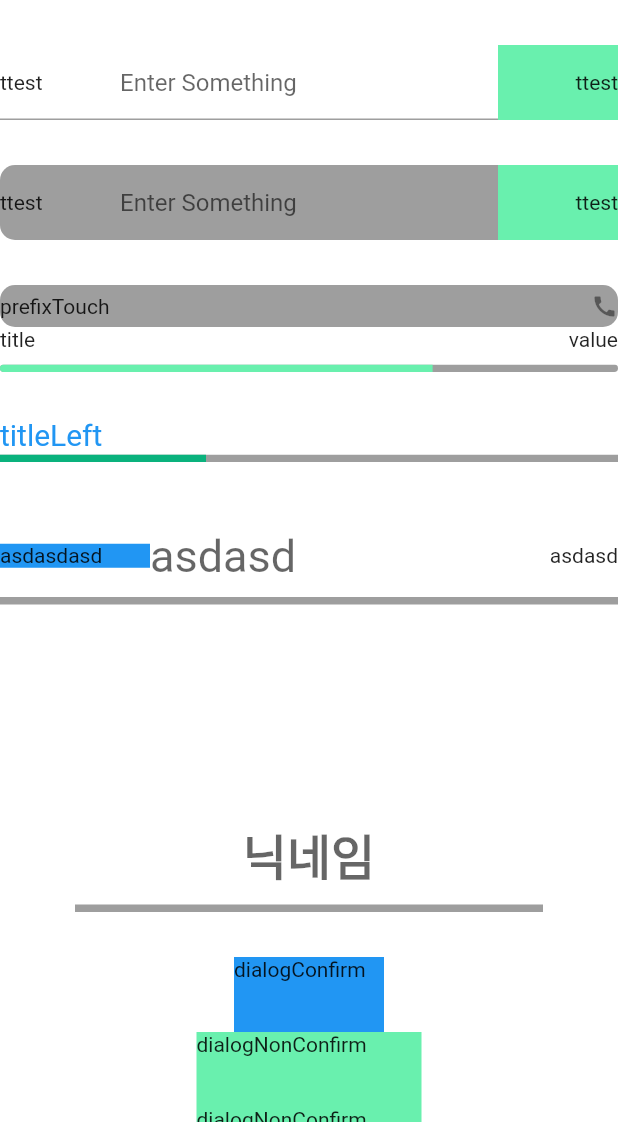
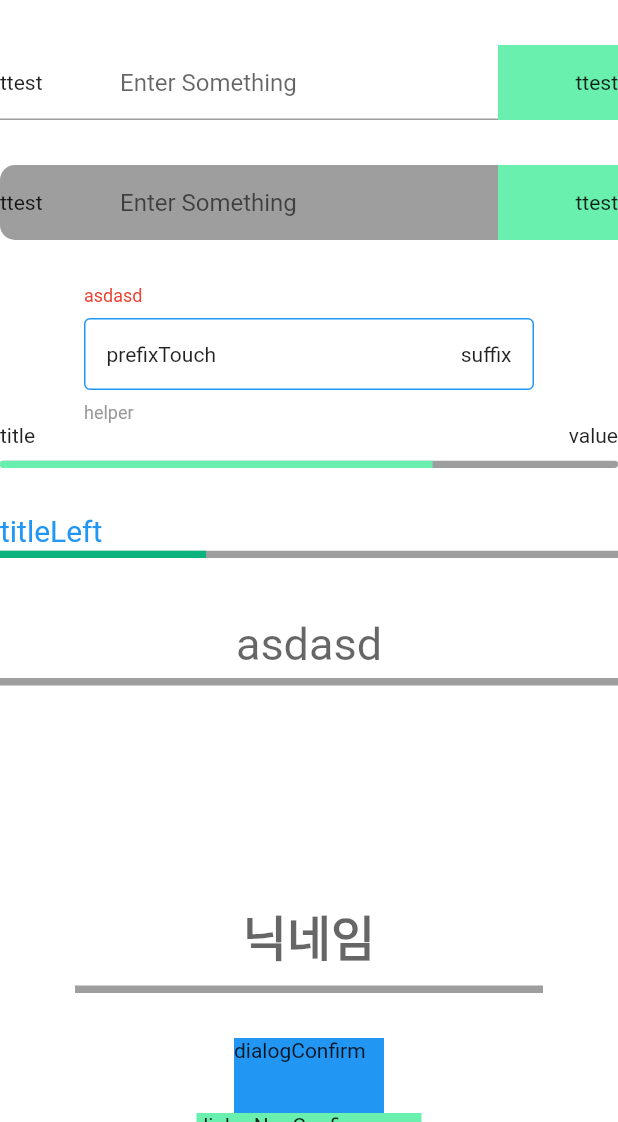
Before and after one commit to MineokSung/Early-Care, a Flutter app: the screen it shows after launch, on a phone screen of 412 x 824 dp, the part 114-1236 px from its top. Run offline on Flutter 3.47's test engine with Material 2 defaults, Android fonts, the phone set to English and light mode, and no system bars; our stand-ins replace flutter_svg.

Commit message:
early care textformfield line component 그리고 early care textformfield box component 수정
   * early care textformfield line component 수정
     - early care textformfield line component prefix, suffix 사용 시 contentpadding horizontal 안되는 버그 수정
     - label, helper text 추가
   * early care textformfield box component prefix, suffix 사용 시 contentpadding horizontal 안되는 버그 수정
   * color info red 추가

```diff
--- a/lib/component/color_info.dart
+++ b/lib/component/color_info.dart
@@ -5,4 +5,5 @@ class ColorInfo {
   static const Color white = Color.fromRGBO(255, 255, 255, 1);
   static const Color calendarDayColor = Color.fromRGBO(8, 139, 97, 1);
   static const Color silver = Color.fromRGBO(153, 153, 153, 1);
+  static const Color red = Color.fromRGBO(235, 67, 53, 1);
 }
--- a/lib/component/early_care_textfield_box.dart
+++ b/lib/component/early_care_textfield_box.dart
@@ -5,23 +5,24 @@ class EarlyCareTextFieldBox extends StatelessWidget {
   final EdgeInsets? padding;
   final String? hint;
   final String? label;
+  final String? helperText;
   final Widget? prefix;
   final Widget? suffix;
   final double? width;
   final double? height;
   final double? fontSize;
   final double? labelSize;
-  final double? prefixWidth;
-  final double? prefixHeight;
-  final double? suffixWidth;
-  final double? suffixHeight;
+  final double? helperTextSize;
   final double? boxBorderRadius;
   final bool? isSecret;
-  final bool? isUnderline;
+  final bool? isBoxBorderLine;
   final Color? textColor;
   final Color? hintColor;
   final Color? labelColor;
   final Color? boxColor;
+  final Color? enableBorderColor;
+  final Color? focusBorderColor;
+  final Color? helperTextColor;
   final Function()? prefixOnTap;
   final Function()? suffixOnTap;
   final TextEditingController? controller;
@@ -37,26 +38,27 @@ class EarlyCareTextFieldBox extends StatelessWidget {
     super.key,
     this.hint,
     this.label,
+    this.helperText,
     this.prefix,
     this.suffix,
     this.width,
     this.height,
     this.fontWeight,
     this.labelSize,
+    this.helperTextSize,
     this.padding,
     this.fontSize = 10,
-    this.prefixWidth,
-    this.prefixHeight,
-    this.suffixWidth,
-    this.suffixHeight,
     this.controller,
     this.boxBorderRadius,
     this.isSecret,
-    this.isUnderline = true,
+    this.isBoxBorderLine = true,
     this.textColor,
     this.hintColor,
     this.labelColor,
     this.boxColor,
+    this.enableBorderColor,
+    this.focusBorderColor,
+    this.helperTextColor,
     this.prefixOnTap,
     this.suffixOnTap,
     this.maxLine,
@@ -75,10 +77,25 @@ class EarlyCareTextFieldBox extends StatelessWidget {
       decoration: BoxDecoration(
         color: boxColor ?? Colors.grey,
         borderRadius: BorderRadius.circular(boxBorderRadius ?? 10),
+        //border: Border.all(color: enableBorderColor ?? ColorInfo.silver),
       ),
+      child: Column(
+        mainAxisAlignment: MainAxisAlignment.center,
+        children: [
+          label == null
+              ? const SizedBox()
+              : Align(
+                  alignment: Alignment.topLeft,
+                  child: Text(
+                    label!,
+                    style: TextStyle(color: labelColor ?? ColorInfo.red, fontSize: labelSize ?? 12),
+                  ),
+                ),
+          Container(
+            margin: const EdgeInsets.symmetric(vertical: 8),
             child: TextFormField(
               textAlignVertical: TextAlignVertical.center,
-        textAlign: textInputAlign ?? TextAlign.left,
+              textAlign: _textAlign(),
               controller: controller,
               maxLines: maxLine ?? 1,
               onChanged: (String value) {
@@ -93,28 +110,56 @@ class EarlyCareTextFieldBox extends StatelessWidget {
               ),
               decoration: InputDecoration(
                 isDense: true,
-          contentPadding: padding,
-          prefixIcon: prefixLine(),
-          prefixIconConstraints: const BoxConstraints(minWidth: 0, minHeight: 0),
-          suffixIcon: suffixLine(),
-          suffixIconConstraints: const BoxConstraints(minWidth: 0, minHeight: 0),
+                contentPadding: padding ?? const EdgeInsets.symmetric(vertical: 18,horizontal: 15),
+                prefixIcon: prefix == null ? null : _prefixLine(),
+                prefixIconConstraints: const BoxConstraints(
+                  minWidth: 0,
+                  minHeight: 0,
+                ),
+                suffixIcon: suffix == null ? null : _suffixLine(),
+                suffixIconConstraints: const BoxConstraints(
+                  minWidth: 0,
+                  minHeight: 0,
+                ),
                 hintText: hint,
                 hintStyle: TextStyle(
                   color: hintColor,
                   fontSize: fontSize,
                 ),
-          labelText: label,
-          labelStyle: TextStyle(color: labelColor, fontSize: labelSize),
+                enabledBorder: _underlineInfo(1),
+                focusedBorder: _underlineInfo(2),
                 border: InputBorder.none,
               ),
               obscureText: isSecret ?? false,
               keyboardType: textInputType ?? TextInputType.text,
               focusNode: focusNode,
             ),
+          ),
+          helperText == null
+              ? const SizedBox()
+              : Align(
+            alignment: Alignment.topLeft,
+            child: Text(
+              helperText!,
+              style: TextStyle(color: helperTextColor ?? ColorInfo.silver, fontSize: helperTextSize ?? 12),
+            ),
+          ),
+        ],
+      ),
     );
   }
 
-  Widget prefixLine() {
+  TextAlign _textAlign(){
+    if(textInputAlign != null){
+      return textInputAlign!;
+    }
+    if(suffix == null && prefix == null){
+      return TextAlign.center;
+    }
+    return TextAlign.left;
+  }
+
+  Widget _prefixLine() {
     if (prefix == null) {
       return const SizedBox.shrink();
     }
@@ -122,9 +167,8 @@ class EarlyCareTextFieldBox extends StatelessWidget {
       alignment: Alignment.centerLeft,
       widthFactor: 1.0,
       heightFactor: 1.0,
-      child: SizedBox(
-        width: prefixWidth,
-        height: prefixHeight,
+      child: Padding(
+        padding: const EdgeInsets.symmetric(horizontal: 15),
         child: GestureDetector(
           child: prefix!,
           onTap: () {
@@ -137,7 +181,7 @@ class EarlyCareTextFieldBox extends StatelessWidget {
     );
   }
 
-  Widget suffixLine() {
+  Widget _suffixLine() {
     if (suffix == null) {
       return const SizedBox.shrink();
     }
@@ -145,9 +189,8 @@ class EarlyCareTextFieldBox extends StatelessWidget {
       alignment: Alignment.centerRight,
       widthFactor: 1.0,
       heightFactor: 1.0,
-      child: SizedBox(
-        width: suffixWidth,
-        height: suffixHeight,
+      child: Padding(
+        padding: const EdgeInsets.symmetric(horizontal: 15),
         child: GestureDetector(
           child: suffix!,
           // onTap: () {
@@ -160,4 +203,18 @@ class EarlyCareTextFieldBox extends StatelessWidget {
       ),
     );
   }
+
+  InputBorder _underlineInfo(int type) {
+    //1 = enableBorderline, 2 = focusBorderline
+    if (!isBoxBorderLine!) {
+      return InputBorder.none;
+    } else if (type == 1) {
+      return OutlineInputBorder(
+        borderSide: BorderSide(color: enableBorderColor ?? ColorInfo.silver, width: 1),
+      );
     }
+    return OutlineInputBorder(
+      borderSide: BorderSide(color: focusBorderColor ?? ColorInfo.mainColor, width: 1),
+    );
+  }
+}
--- a/lib/component/early_care_textfield_line.dart
+++ b/lib/component/early_care_textfield_line.dart
@@ -68,7 +68,7 @@ class EarlyCareTextFieldLine extends StatelessWidget {
       width: width ?? double.infinity,
       child: TextFormField(
         textAlignVertical: TextAlignVertical.center,
-        textAlign: textInputAlign ?? TextAlign.left,
+        textAlign: _textAlign(),
         controller: controller,
         cursorColor: cursorColor ?? Colors.black,
         style: TextStyle(
@@ -80,12 +80,12 @@ class EarlyCareTextFieldLine extends StatelessWidget {
         decoration: InputDecoration(
           isDense: true,
           contentPadding: textPadding ?? const EdgeInsets.symmetric(vertical: 15),
-          prefixIcon: prefixLine(),
+          prefixIcon: prefix == null ? null : _prefixLine(),
           prefixIconConstraints: const BoxConstraints(
             minWidth: 0,
             minHeight: 0,
           ),
-          suffixIcon: suffixLine(),
+          suffixIcon: suffix == null ? null : _suffixLine(),
           suffixIconConstraints: const BoxConstraints(
             minWidth: 0,
             minHeight: 0,
@@ -96,9 +96,12 @@ class EarlyCareTextFieldLine extends StatelessWidget {
             fontSize: fontSize,
           ),
           labelText: label,
-          labelStyle: TextStyle(color: labelColor, fontSize: labelSize),
-          enabledBorder: underlineInfo(1),
-          focusedBorder: underlineInfo(2),
+          labelStyle: TextStyle(
+            color: labelColor,
+            fontSize: labelSize,
+          ),
+          enabledBorder: _underlineInfo(1),
+          focusedBorder: _underlineInfo(2),
         ),
         obscureText: isSecret ?? false,
         keyboardType: textInputType ?? TextInputType.text,
@@ -107,7 +110,17 @@ class EarlyCareTextFieldLine extends StatelessWidget {
     );
   }
 
-  Widget prefixLine() {
+  TextAlign _textAlign(){
+    if(textInputAlign != null){
+      return textInputAlign!;
+    }
+    if(suffix == null && prefix == null){
+      return TextAlign.center;
+    }
+    return TextAlign.left;
+  }
+
+  Widget _prefixLine() {
     if (prefix == null) {
       return const SizedBox.shrink();
     }
@@ -126,7 +139,7 @@ class EarlyCareTextFieldLine extends StatelessWidget {
     );
   }
 
-  Widget suffixLine() {
+  Widget _suffixLine() {
     if (suffix == null) {
       return const SizedBox.shrink();
     }
@@ -142,14 +155,13 @@ class EarlyCareTextFieldLine extends StatelessWidget {
     );
   }
 
-  InputBorder underlineInfo(int type) //1 = enableBorderline, 2 = focusBorderline
-  {
-    if (isUnderline == false) {
+  InputBorder _underlineInfo(int type) {
+    //1 = enableBorderline, 2 = focusBorderline
+    if (!isUnderline!) {
       return InputBorder.none;
     } else if (type == 1) {
       return UnderlineInputBorder(
         borderSide: BorderSide(color: enableBorderColor ?? Colors.grey, width: 5),
-
       );
     }
     return UnderlineInputBorder(
--- a/lib/page/login2.dart
+++ b/lib/page/login2.dart
@@ -626,11 +626,18 @@ class _Login2 extends State<Login2> {
 
               Container(
                 margin: const EdgeInsets.only(top: 30),
+                padding: EdgeInsets.symmetric(horizontal: 5),
                 child: EarlyCareTextFieldBox(
                   prefix: Text("prefixTouch"),
-                  prefixOnTap: testPrint,
-                  suffix: Icon(Icons.call),
-                  suffixOnTap: deleteText,
+                  //prefixOnTap: testPrint,
+                  //suffix: Icon(Icons.call),
+                  suffix: Text("suffix"),
+                  label: "asdasd",
+                  width: 300,
+                  helperText: "helper",
+                  boxBorderRadius: 5,boxColor: Colors.white,
+                  enableBorderColor: Colors.blue,
+                  //suffixOnTap: deleteText,
                   controller: textController1,
                 ),
               ),
@@ -686,11 +693,12 @@ class _Login2 extends State<Login2> {
               Container(
                 margin: const EdgeInsets.only(top: 30),
                 child: const EarlyCareTextFieldLine(
-                  prefix: Text('asdasdasd'),
+                  //prefix: Text('asdasdasd'),
                   prefixWidth: 100,
                   hint: "asdasd",
                   fontSize: 30,
-                  suffix: Text('asdasd'),
+                  textPadding: EdgeInsets.symmetric(horizontal: 50, vertical: 10),
+                  //suffix: Text('asdasd'),
                   //isUnderline: false,
                 ),
               ),
@@ -774,23 +782,24 @@ class _Login2 extends State<Login2> {
                 ),
               ),
 
-              Container(
-                margin: const EdgeInsets.only(top: 30),
-                child: EarlyCareTextFieldBox(
-                  prefix: Text("prefixTouch222"),
-                  prefixOnTap: testPrint,
-                  suffix: Icon(Icons.call),
-                  suffixOnTap: deleteText,
-                  onChanged: (value) {
-                    setState(() {
-                      testCallback = (value.length > 2).toString();
-                    });
-
-                    print(value);
-                  },
-                  controller: textController1,
-                ),
-              ),
+              // Container(
+              //   margin: const EdgeInsets.only(top: 30),
+              //   child: EarlyCareTextFieldBox(
+              //     prefix: Text("prefixTouch222"),
+              //     prefixOnTap: testPrint,
+              //     suffix: Icon(Icons.call),
+              //     suffixOnTap: deleteText,
+              //     label: "label",
+              //     onChanged: (value) {
+              //       setState(() {
+              //         testCallback = (value.length > 2).toString();
+              //       });
+              //
+              //       print(value);
+              //     },
+              //     controller: textController1,
+              //   ),
+              // ),
 
               Row(
                 children: [
```
Lines whose indentation alone changed are shown as unchanged.
